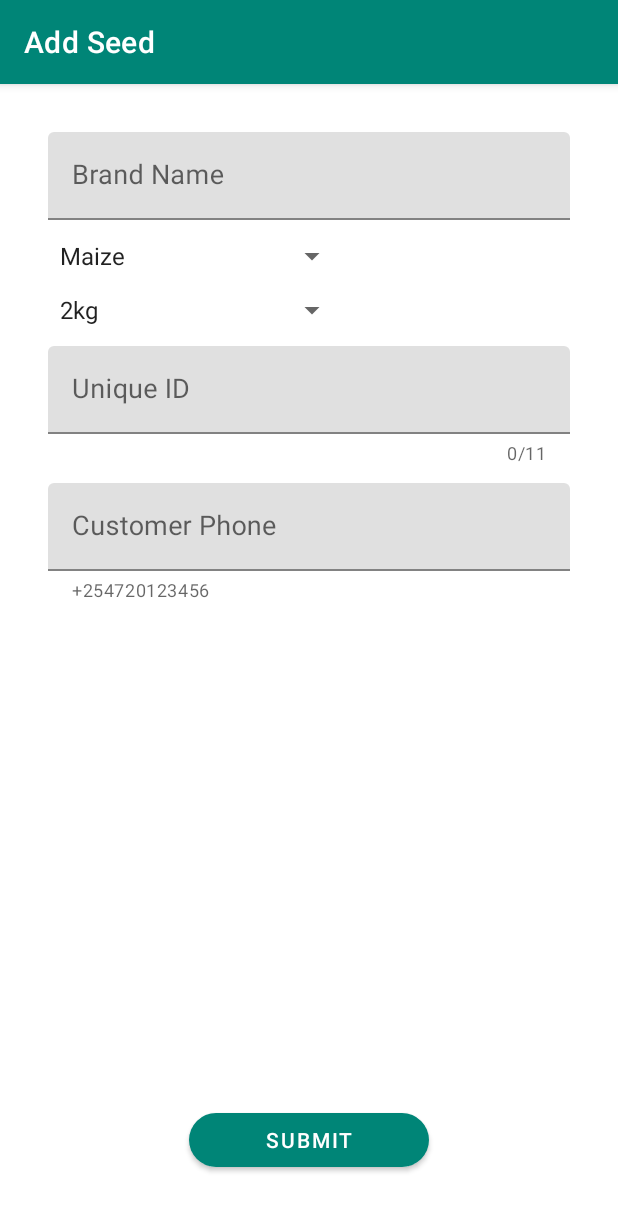
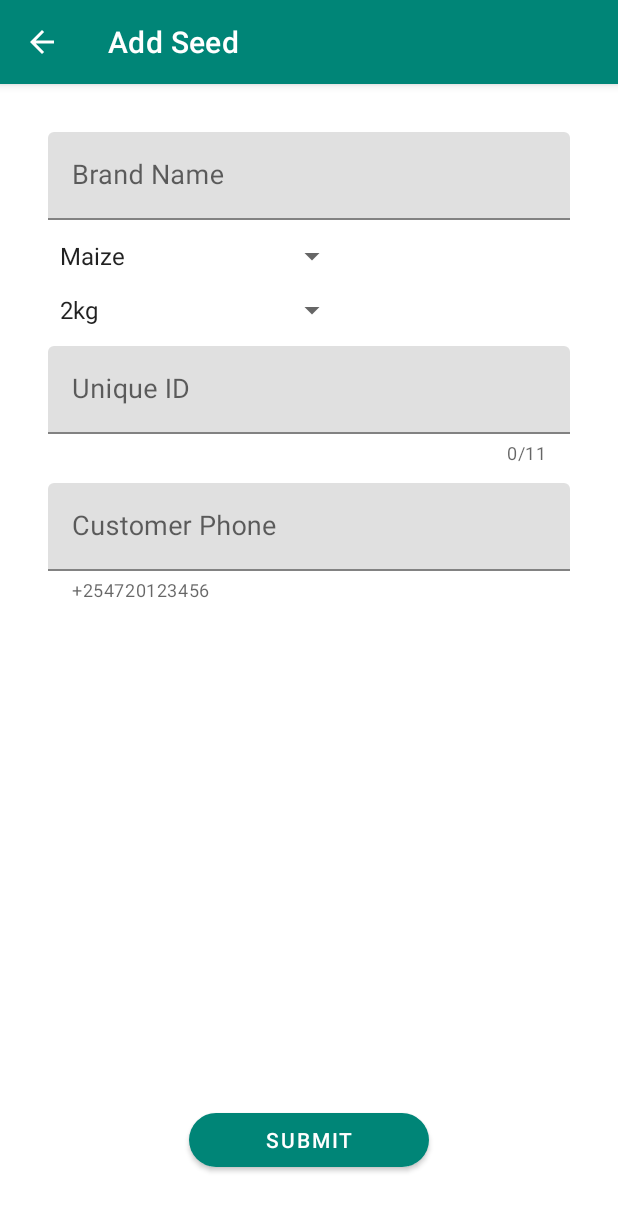
Before and after one commit to doc2dev/KoinTestDemo, an Android app: the AddSeedFragment screen opened through its navigation route, on a phone screen of 412 x 824 dp. Shown: the top 1211 px of the screen. Run offline under Robolectric (Android 15) with nearby library versions, the phone set to English and light mode, and no system bars; our stand-ins replace Room's generated code, RxJava, Timber.

Commit message:
Implement seed entry list screen

```diff
--- a/app/src/main/java/com/doc2dev/seedr/database/dao/SeedDao.kt
+++ b/app/src/main/java/com/doc2dev/seedr/database/dao/SeedDao.kt
@@ -3,7 +3,9 @@ package com.doc2dev.seedr.database.dao
 import androidx.room.Dao
 import androidx.room.Insert
 import androidx.room.OnConflictStrategy.REPLACE
+import androidx.room.Query
 import com.doc2dev.seedr.database.entities.SeedEntry
+import io.reactivex.Flowable
 
 /**
  * Created by Eston on 06/12/2018.
@@ -12,4 +14,7 @@ import com.doc2dev.seedr.database.entities.SeedEntry
 interface SeedDao {
     @Insert(onConflict = REPLACE)
     fun addSeedEntry(seedEntry: SeedEntry)
+
+    @Query("select * from seed_entries")
+    fun fetchAllSeeds(): Flowable<List<SeedEntry>>
 }
--- a/app/src/main/java/com/doc2dev/seedr/repository/SeedRepository.kt
+++ b/app/src/main/java/com/doc2dev/seedr/repository/SeedRepository.kt
@@ -3,11 +3,12 @@ package com.doc2dev.seedr.repository
 import com.doc2dev.seedr.SeedrApp
 import com.doc2dev.seedr.database.entities.SeedEntry
 import io.reactivex.Completable
+import io.reactivex.Flowable
 
 /**
  * Created by Eston on 06/12/2018.
  */
-class SeedRepository: BaseRepository() {
+class SeedRepository {
 
     fun createSeedEntry(seedEntry: SeedEntry): Completable {
         return Completable.create {
@@ -24,4 +25,9 @@ class SeedRepository: BaseRepository() {
         val dao = SeedrApp.INSTANCE.getDatabase().seedDao()
         dao.addSeedEntry(seedEntry)
     }
+
+    fun getAllSeeds(): Flowable<List<SeedEntry>> {
+        val dao = SeedrApp.INSTANCE.getDatabase().seedDao()
+        return dao.fetchAllSeeds()
+    }
 }
--- a/app/src/main/java/com/doc2dev/seedr/ui/MainActivity.kt
+++ b/app/src/main/java/com/doc2dev/seedr/ui/MainActivity.kt
@@ -1,15 +1,35 @@
 package com.doc2dev.seedr.ui
 
+import android.os.Bundle
 import androidx.appcompat.app.AppCompatActivity
-import android.os.Bundle
+import androidx.navigation.NavController
+import androidx.navigation.Navigation
 import com.doc2dev.seedr.R
 import kotlinx.android.synthetic.main.activity_main.*
 
 class MainActivity : AppCompatActivity() {
 
+    private lateinit var navController: NavController
+
     override fun onCreate(savedInstanceState: Bundle?) {
         super.onCreate(savedInstanceState)
         setContentView(R.layout.activity_main)
         setSupportActionBar(toolbar)
+        supportActionBar?.setHomeAsUpIndicator(R.drawable.back_vector)
+        navController = Navigation.findNavController(this, R.id.auth_nav_host_fragment)
     }
+
+    fun toggleBackButton(isVisible: Boolean) {
+        supportActionBar?.setDisplayHomeAsUpEnabled(isVisible)
+    }
+
+    override fun onSupportNavigateUp(): Boolean {
+        if (navController.currentDestination?.id != R.id.seedListFragment) {
+            navController.navigateUp()
+        } else {
+            finish()
+        }
+        return true
+    }
+
 }
--- a/app/src/main/java/com/doc2dev/seedr/ui/SeedListFragment.kt
+++ /dev/null
@@ -1,31 +0,0 @@
-package com.doc2dev.seedr.ui
-
-import android.os.Bundle
-import android.view.LayoutInflater
-import android.view.View
-import android.view.ViewGroup
-import androidx.appcompat.app.AppCompatActivity
-import androidx.fragment.app.Fragment
-import androidx.navigation.fragment.findNavController
-import com.doc2dev.seedr.R
-import kotlinx.android.synthetic.main.fragment_seeds_list.*
-
-/**
- * Created by Eston on 06/12/2018.
- */
-class SeedListFragment: Fragment() {
-    lateinit var parentActivity: AppCompatActivity
-    override fun onCreateView(
-        inflater: LayoutInflater,
-        container: ViewGroup?,
-        savedInstanceState: Bundle?): View? =
-        inflater.inflate(R.layout.fragment_seeds_list, container, false)
-
-    override fun onViewCreated(view: View, savedInstanceState: Bundle?) {
-        parentActivity = activity as AppCompatActivity
-        parentActivity.title = "Seed List"
-        addFab.setOnClickListener {
-            findNavController().navigate(R.id.openAddSeed)
-        }
-    }
-}
--- a/app/src/main/java/com/doc2dev/seedr/ui/AddSeedFragment.kt
+++ b/app/src/main/java/com/doc2dev/seedr/ui/addSeed/AddSeedFragment.kt
@@ -1,4 +1,4 @@
-package com.doc2dev.seedr.ui
+package com.doc2dev.seedr.ui.addSeed
 
 import android.os.Bundle
 import android.view.LayoutInflater
@@ -7,10 +7,11 @@ import android.view.View.GONE
 import android.view.View.VISIBLE
 import android.view.ViewGroup
 import android.widget.ArrayAdapter
-import androidx.appcompat.app.AppCompatActivity
 import androidx.fragment.app.Fragment
 import androidx.lifecycle.ViewModelProviders
+import androidx.navigation.fragment.findNavController
 import com.doc2dev.seedr.R
+import com.doc2dev.seedr.ui.MainActivity
 import com.doc2dev.seedr.util.attachToLifecycle
 import com.doc2dev.seedr.util.makeShortSnackbar
 import com.doc2dev.seedr.util.text
@@ -24,7 +25,7 @@ import timber.log.Timber
  * Created by Eston on 06/12/2018.
  */
 class AddSeedFragment : Fragment() {
-    private lateinit var parentActivity: AppCompatActivity
+    private lateinit var parentActivity: MainActivity
     private lateinit var rootView: View
     private lateinit var viewModel: SeedViewModel
     private val seedTypes = arrayOf(
@@ -43,7 +44,8 @@ class AddSeedFragment : Fragment() {
 
     override fun onViewCreated(view: View, savedInstanceState: Bundle?) {
         rootView = view
-        parentActivity = activity as AppCompatActivity
+        parentActivity = activity as MainActivity
+        parentActivity.toggleBackButton(true)
         viewModel = ViewModelProviders.of(parentActivity).get(SeedViewModel::class.java)
         parentActivity.title = "Add Seed"
         populateSeedTypes()
@@ -64,6 +66,7 @@ class AddSeedFragment : Fragment() {
             val disposable = completable.subscribe({
                 toggleLoading(false)
                 rootView.makeShortSnackbar("Seed added successfully!")
+                findNavController().navigateUp()
             }, {
                 toggleLoading(false)
                 Timber.d("Error: ${it.message}")
--- /dev/null
+++ b/app/src/main/java/com/doc2dev/seedr/ui/seedList/SeedListAdapter.kt
@@ -0,0 +1,26 @@
+package com.doc2dev.seedr.ui.seedList
+
+import android.view.LayoutInflater
+import android.view.ViewGroup
+import androidx.recyclerview.widget.RecyclerView
+import com.doc2dev.seedr.R
+import com.doc2dev.seedr.database.entities.SeedEntry
+
+/**
+ * Created by Eston on 06/12/2018.
+ */
+class SeedListAdapter(private val seedEntries: List<SeedEntry>) :
+    RecyclerView.Adapter<SeedItemViewHolder>() {
+
+    override fun onCreateViewHolder(parent: ViewGroup, viewType: Int): SeedItemViewHolder =
+        SeedItemViewHolder(
+            LayoutInflater.from(parent.context)
+                .inflate(R.layout.item_seed_entry, parent, false)
+        )
+
+    override fun getItemCount(): Int = seedEntries.size
+
+    override fun onBindViewHolder(holder: SeedItemViewHolder, position: Int) {
+        holder.bind(seedEntries[position])
+    }
+}
--- /dev/null
+++ b/app/src/main/java/com/doc2dev/seedr/ui/seedList/SeedListFragment.kt
@@ -0,0 +1,63 @@
+package com.doc2dev.seedr.ui.seedList
+
+import android.os.Bundle
+import android.view.LayoutInflater
+import android.view.View
+import android.view.ViewGroup
+import androidx.fragment.app.Fragment
+import androidx.lifecycle.ViewModelProviders
+import androidx.navigation.fragment.findNavController
+import androidx.recyclerview.widget.LinearLayoutManager
+import androidx.recyclerview.widget.RecyclerView
+import com.doc2dev.seedr.R
+import com.doc2dev.seedr.database.entities.SeedEntry
+import com.doc2dev.seedr.ui.MainActivity
+import com.doc2dev.seedr.util.attachToLifecycle
+import com.doc2dev.seedr.viewmodel.SeedViewModel
+import kotlinx.android.synthetic.main.fragment_seeds_list.*
+import timber.log.Timber
+
+/**
+ * Created by Eston on 06/12/2018.
+ */
+class SeedListFragment: Fragment() {
+    lateinit var parentActivity: MainActivity
+    lateinit var viewModel: SeedViewModel
+    override fun onCreateView(
+        inflater: LayoutInflater,
+        container: ViewGroup?,
+        savedInstanceState: Bundle?): View? =
+        inflater.inflate(R.layout.fragment_seeds_list, container, false)
+
+    override fun onViewCreated(view: View, savedInstanceState: Bundle?) {
+        parentActivity = activity as MainActivity
+        parentActivity.toggleBackButton(false)
+        viewModel = ViewModelProviders.of(parentActivity).get(SeedViewModel::class.java)
+        parentActivity.title = "Seed List"
+        addFab.setOnClickListener {
+            findNavController().navigate(R.id.openAddSeed)
+        }
+        observeSeedList()
+    }
+
+    private fun observeSeedList() {
+        val flowable = viewModel.getAllSeeds()
+        val disposable = flowable.subscribe({
+            showSeeds(it)
+        }, {
+            Timber.d("Seed retrieval error: ${it.message}")
+        })
+        attachToLifecycle(disposable)
+    }
+
+    private fun showSeeds(seedEntries: List<SeedEntry>) {
+        val sortedEntries = seedEntries.sortedByDescending {
+            it.dateCreated.time
+        }
+        val adapter = SeedListAdapter(sortedEntries)
+        val layoutManager = LinearLayoutManager(parentActivity, RecyclerView.VERTICAL, false)
+        seedEntryRecycler.layoutManager = layoutManager
+        seedEntryRecycler.adapter = adapter
+        adapter.notifyDataSetChanged()
+    }
+}
--- a/app/src/main/java/com/doc2dev/seedr/viewmodel/SeedViewModel.kt
+++ b/app/src/main/java/com/doc2dev/seedr/viewmodel/SeedViewModel.kt
@@ -4,6 +4,7 @@ import androidx.lifecycle.ViewModel
 import com.doc2dev.seedr.database.entities.SeedEntry
 import com.doc2dev.seedr.repository.SeedRepository
 import io.reactivex.Completable
+import io.reactivex.Flowable
 import io.reactivex.android.schedulers.AndroidSchedulers
 import io.reactivex.schedulers.Schedulers
 
@@ -34,4 +35,8 @@ class SeedViewModel : ViewModel() {
             .subscribeOn(Schedulers.io())
             .observeOn(AndroidSchedulers.mainThread())
     }
+
+    fun getAllSeeds(): Flowable<List<SeedEntry>> = repository.getAllSeeds()
+        .subscribeOn(Schedulers.io())
+        .observeOn(AndroidSchedulers.mainThread())
 }
--- /dev/null
+++ b/app/src/main/res/drawable/back_vector.xml
@@ -0,0 +1,13 @@
+<?xml version="1.0" encoding="utf-8"?>
+<vector xmlns:android="http://schemas.android.com/apk/res/android"
+    android:width="24dp"
+    android:height="24dp"
+    android:viewportWidth="24"
+    android:viewportHeight="24">
+
+    <path
+        android:pathData="M0 0h24v24H0z" />
+    <path
+        android:fillColor="@color/white"
+        android:pathData="M20 11H7.83l5.59-5.59L12 4l-8 8 8 8 1.41-1.41L7.83 13H20v-2z" />
+</vector>
--- a/app/src/main/res/layout/activity_main.xml
+++ b/app/src/main/res/layout/activity_main.xml
@@ -20,11 +20,11 @@
     </com.google.android.material.appbar.AppBarLayout>
 
     <fragment
-        android:layout_marginTop="?attr/actionBarSize"
         android:id="@+id/auth_nav_host_fragment"
         android:name="androidx.navigation.fragment.NavHostFragment"
         android:layout_width="match_parent"
         android:layout_height="match_parent"
+        android:layout_marginTop="?attr/actionBarSize"
         app:layout_constraintTop_toBottomOf="@id/appBarLayout"
         app:navGraph="@navigation/nav_graph" />
 
--- a/app/src/main/res/layout/item_seed_entry.xml
+++ b/app/src/main/res/layout/item_seed_entry.xml
@@ -18,7 +18,7 @@
             android:id="@+id/seedBrandName"
             android:layout_width="wrap_content"
             android:layout_height="wrap_content"
-            android:maxWidth="300dp"
+            android:maxWidth="200dp"
             app:layout_constraintStart_toStartOf="parent"
             app:layout_constraintTop_toTopOf="parent"
             tools:text="Kenya seed" />
@@ -77,6 +77,7 @@
             app:layout_constraintTop_toBottomOf="@id/seedQuantityLabel" />
 
         <TextView
+            android:id="@+id/seedUniqueId"
             android:layout_width="wrap_content"
             android:layout_height="wrap_content"
             android:layout_marginStart="4dp"
--- a/app/src/main/res/navigation/nav_graph.xml
+++ b/app/src/main/res/navigation/nav_graph.xml
@@ -7,7 +7,7 @@
 
     <fragment
         android:id="@+id/seedListFragment"
-        android:name="com.doc2dev.seedr.ui.SeedListFragment"
+        android:name="com.doc2dev.seedr.ui.seedList.SeedListFragment"
         android:label="Seed List"
         tools:layout="@layout/fragment_seeds_list">
 
@@ -19,7 +19,7 @@
 
     <fragment
         android:id="@+id/addSeedFragment"
-        android:name="com.doc2dev.seedr.ui.AddSeedFragment"
+        android:name="com.doc2dev.seedr.ui.addSeed.AddSeedFragment"
         android:label="Add Seed" />
 
 </navigation>
```
Also changed, not shown: app/src/main/java/com/doc2dev/seedr/repository/BaseRepository.kt (deleted, +0 -19 lines), app/src/main/java/com/doc2dev/seedr/ui/seedList/SeedItemViewHolder.kt (added, +22 -0 lines), app/src/main/java/com/doc2dev/seedr/util/DateExtensions.kt (added, +12 -0 lines).
